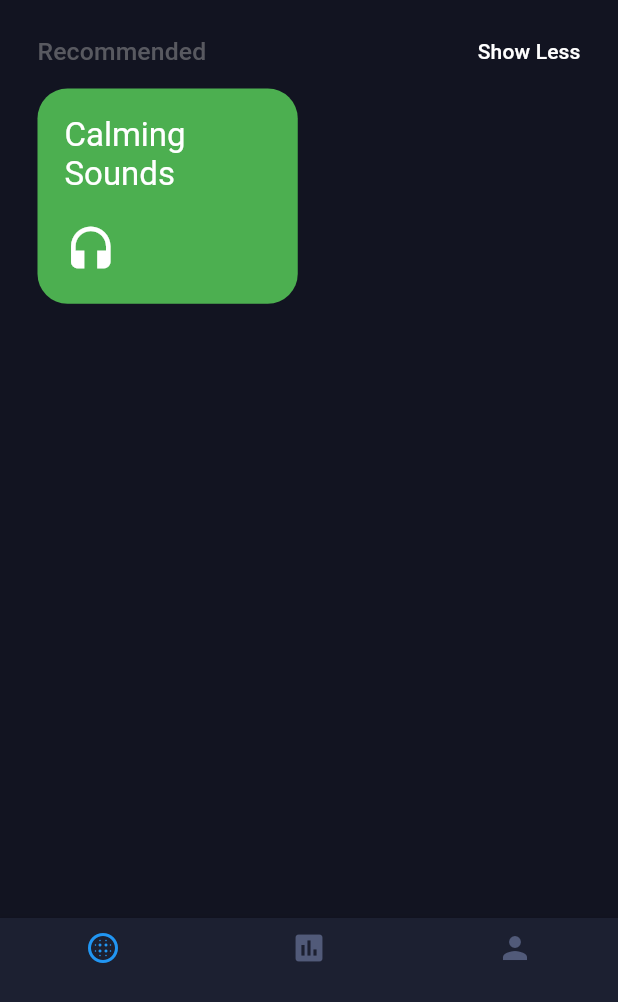
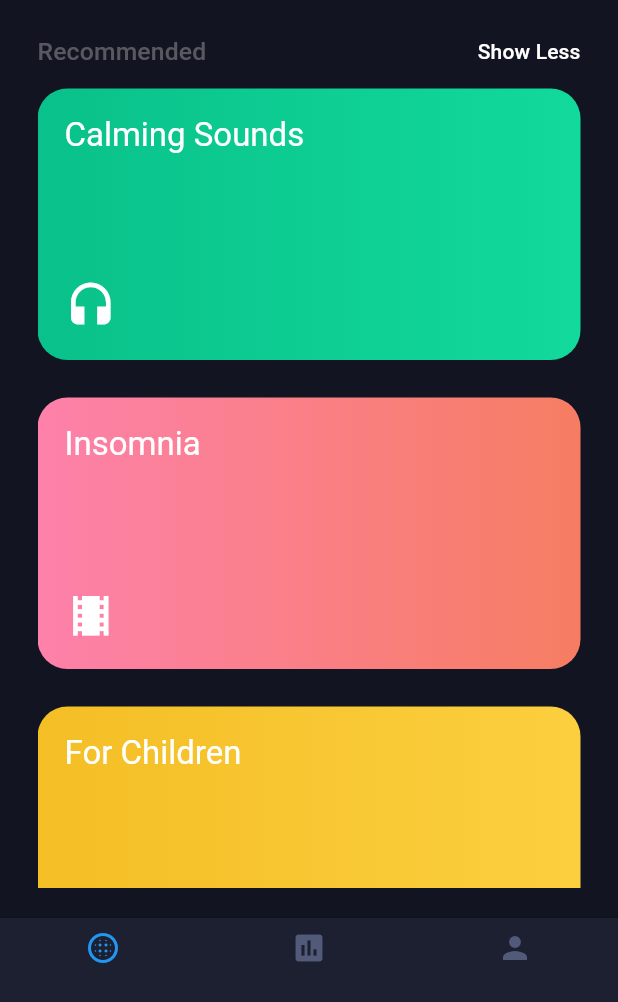
Before and after one commit to Minituff/Sleep-App, a Flutter app: the screen it shows after launch, after a tap on the "search" icon, after a tap on "Show All", on a phone screen of 412 x 824 dp, the part 234-1236 px from its top. Run offline on Flutter 3.47's test engine with Material 2 defaults, Android fonts, the phone set to English and light mode, and no system bars; our stand-ins replace charts_flutter.

Commit message:
More cards

```diff
--- a/lib/main.dart
+++ b/lib/main.dart
@@ -13,10 +13,9 @@ class MyApp extends StatelessWidget {
         backgroundColor: Color(0xff121421),
         iconTheme: IconThemeData(color: Colors.white, size: 35),
         primaryTextTheme: TextTheme(
-          title: TextStyle(color: Colors.white, fontSize: 40),
-          subtitle: TextStyle(color: Colors.grey.withOpacity(0.5), fontSize: 16.5),
-          display1: TextStyle(color: Colors.white, fontSize: 22)
-        ),
+            title: TextStyle(color: Colors.white, fontSize: 40),
+            subtitle: TextStyle(color: Colors.grey.withOpacity(0.5), fontSize: 16.5),
+            display1: TextStyle(color: Colors.white, fontSize: 22)),
         accentTextTheme: TextTheme(subtitle: TextStyle(color: Color(0xff3D5DA4), fontSize: 16.5)),
         primarySwatch: Colors.blue,
       ),
@@ -97,7 +96,7 @@ class _MyHomePageState extends State<MyHomePage> {
                 alignment: Alignment.centerLeft,
               ),
               SizedBox(height: 20),
-              Expanded(child: Container(child: GridList()))
+              Expanded(child: GridList())
             ],
           ),
         ),
--- a/lib/sliver_list.dart
+++ b/lib/sliver_list.dart
@@ -1,4 +1,6 @@
 import 'package:flutter/material.dart';
+
+import 'package:charts_flutter/flutter.dart' as charts;
 
 class GridList extends StatefulWidget {
   const GridList({Key key}) : super(key: key);
@@ -38,15 +40,74 @@ class _GridListState extends State<GridList> {
             ),
           ),
         ),
+        SliverToBoxAdapter(child: SizedBox(height: 15)),
+
+        if (showingAll)
         SliverGrid.count(
+          childAspectRatio: 5 / 2.5,
+          crossAxisSpacing: 25,
+          mainAxisSpacing: 25,
+          crossAxisCount: 1,
+          children: <Widget>[
+            Recommendeds(
+              title: 'Calming Sounds',
+              colors: [Color(0xff09C18A), Color(0xff12D99C)],
+              icon: Icon(Icons.headset),
+            ),
+            Recommendeds(
+              title: 'Insomnia',
+              colors: [Color(0xffFD81AA), Color(0xffF67D62)],
+              icon: Icon(Icons.local_movies),
+            ),
+            Recommendeds(
+              title: 'For Children',
+              colors: [Color(0xffF4BE25), Color(0xffFCCF3F)],
+              icon: Icon(Icons.child_care),
+            ),
+            Recommendeds(
+              title: 'Tips for Sleeping',
+              colors: [Color(0xff4635F8), Color(0xff4D77ED)],
+              icon: Icon(Icons.query_builder),
+            ),
+          ],
+        ),
+
+        if(!showingAll)
+        Categories(),
+
+        SliverToBoxAdapter(
+          child: Container(
+            padding: EdgeInsets.only(top: 25, bottom: 0),
+            child: Text('Recent', style: Theme.of(context).primaryTextTheme.subtitle),
+          ),
+        ),
+        SliverToBoxAdapter(child: SizedBox(height: 15)),
+        SliverGrid.count(
+          childAspectRatio: 5 / 4,
           crossAxisSpacing: 15,
-          mainAxisSpacing: 0,
+          mainAxisSpacing: 15,
           crossAxisCount: 2,
           children: <Widget>[
             Recents(
               title: 'Calming Sounds',
+              colors: [Color(0xff09C18A), Color(0xff12D99C)],
               icon: Icon(Icons.headset),
-            )
+            ),
+            Recents(
+              title: 'Insomnia',
+              colors: [Color(0xffFD81AA), Color(0xffF67D62)],
+              icon: Icon(Icons.local_movies),
+            ),
+            Recents(
+              title: 'For Children',
+              colors: [Color(0xffF4BE25), Color(0xffFCCF3F)],
+              icon: Icon(Icons.child_care),
+            ),
+            Recents(
+              title: 'Tips for Sleeping',
+              colors: [Color(0xff4635F8), Color(0xff4D77ED)],
+              icon: Icon(Icons.query_builder),
+            ),
           ],
         )
         // SliverPadding(
@@ -70,20 +131,26 @@ class _GridListState extends State<GridList> {
 class Recents extends StatelessWidget {
   final Icon icon;
   final String title;
-  const Recents({Key key, this.title, this.icon}) : super(key: key);
+  final List<Color> colors;
+  const Recents({Key key, this.title, this.icon, this.colors}) : super(key: key);
 
   @override
   Widget build(BuildContext context) {
     return Container(
-      margin: EdgeInsets.symmetric(vertical: 15),
-      height: 70,
-      width: 50,
       decoration: BoxDecoration(
         shape: BoxShape.rectangle,
         borderRadius: BorderRadius.circular(20),
-        color: Colors.green,
+        gradient: LinearGradient(colors: colors),
       ),
-      child: Container(
+      child: Stack(children: <Widget>[
+        Container(
+          decoration: BoxDecoration(
+            borderRadius: BorderRadius.circular(20),
+            // color: Colors.red.withOpacity(0.5),
+          ),
+          child: Charts(),
+        ),
+        Container(
           padding: EdgeInsets.all(18),
           child: Column(
             crossAxisAlignment: CrossAxisAlignment.start,
@@ -98,7 +165,64 @@ class Recents extends StatelessWidget {
             ],
           ),
         ),
+      ]),
     );
+  }
+}
+
+
+class Recommendeds extends StatelessWidget {
+  final Icon icon;
+  final String title;
+  final List<Color> colors;
+  const Recommendeds({Key key, this.title, this.icon, this.colors}) : super(key: key);
+
+  @override
+  Widget build(BuildContext context) {
+    return Container(
+      decoration: BoxDecoration(
+        shape: BoxShape.rectangle,
+        borderRadius: BorderRadius.circular(20),
+        gradient: LinearGradient(colors: colors),
+      ),
+      child: Stack(children: <Widget>[
+        Container(
+          decoration: BoxDecoration(
+            borderRadius: BorderRadius.circular(20),
+            // color: Colors.red.withOpacity(0.5),
+          ),
+          child: Charts(),
+        ),
+        Container(
+          padding: EdgeInsets.all(18),
+          child: Column(
+            crossAxisAlignment: CrossAxisAlignment.start,
+            mainAxisAlignment: MainAxisAlignment.spaceBetween,
+            children: <Widget>[
+              Wrap(
+                children: <Widget>[
+                  Text(title, style: Theme.of(context).primaryTextTheme.display1),
+                ],
+              ),
+              icon
+            ],
+          ),
+        ),
+      ]),
+    );
+  }
+}
+
+class Charts extends StatefulWidget {
+  Charts({Key key}) : super(key: key);
+
+  _ChartsState createState() => _ChartsState();
+}
+
+class _ChartsState extends State<Charts> {
+  @override
+  Widget build(BuildContext context) {
+    return Container();
   }
 }
 
```
Lines whose indentation alone changed are shown as unchanged.
